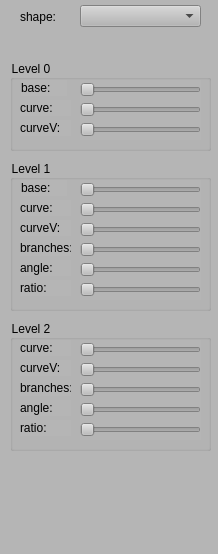
Above: PMTree2D/ControlWidget.ui from gnishida/PMTree2D before the change. Below: the same form after it.
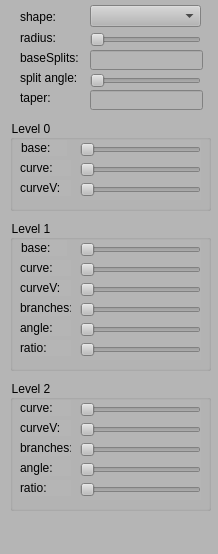
That is the form after the change.

Commit message: Add shape, baseSplits, splitAngle, radius

The edit to the form file:
```diff
--- a/PMTree2D/ControlWidget.ui
+++ b/PMTree2D/ControlWidget.ui
@@ -24,7 +24,7 @@
     <property name="geometry">
      <rect>
       <x>10</x>
-      <y>60</y>
+      <y>120</y>
       <width>201</width>
       <height>91</height>
      </rect>
@@ -115,7 +115,7 @@
     <property name="geometry">
      <rect>
       <x>10</x>
-      <y>160</y>
+      <y>220</y>
       <width>201</width>
       <height>151</height>
      </rect>
@@ -284,7 +284,7 @@
     <property name="geometry">
      <rect>
       <x>10</x>
-      <y>320</y>
+      <y>380</y>
       <width>201</width>
       <height>131</height>
      </rect>
@@ -426,9 +426,9 @@
    <widget class="QComboBox" name="comboBoxShape">
     <property name="geometry">
      <rect>
-      <x>80</x>
+      <x>90</x>
       <y>5</y>
-      <width>121</width>
+      <width>111</width>
       <height>22</height>
      </rect>
     </property>
@@ -446,6 +446,104 @@
      <string>shape:</string>
     </property>
    </widget>
+   <widget class="QLabel" name="label_5">
+    <property name="geometry">
+     <rect>
+      <x>20</x>
+      <y>50</y>
+      <width>61</width>
+      <height>16</height>
+     </rect>
+    </property>
+    <property name="text">
+     <string>baseSplits:</string>
+    </property>
+   </widget>
+   <widget class="QLineEdit" name="lineEditBaseSplits">
+    <property name="geometry">
+     <rect>
+      <x>90</x>
+      <y>50</y>
+      <width>113</width>
+      <height>20</height>
+     </rect>
+    </property>
+   </widget>
+   <widget class="QLabel" name="label_7">
+    <property name="geometry">
+     <rect>
+      <x>20</x>
+      <y>70</y>
+      <width>61</width>
+      <height>16</height>
+     </rect>
+    </property>
+    <property name="text">
+     <string>split angle:</string>
+    </property>
+   </widget>
+   <widget class="QSlider" name="horizontalSliderSplitAngle">
+    <property name="geometry">
+     <rect>
+      <x>90</x>
+      <y>71</y>
+      <width>111</width>
+      <height>20</height>
+     </rect>
+    </property>
+    <property name="orientation">
+     <enum>Qt::Horizontal</enum>
+    </property>
+   </widget>
+   <widget class="QLabel" name="label_8">
+    <property name="geometry">
+     <rect>
+      <x>20</x>
+      <y>90</y>
+      <width>61</width>
+      <height>16</height>
+     </rect>
+    </property>
+    <property name="text">
+     <string>taper:</string>
+    </property>
+   </widget>
+   <widget class="QLineEdit" name="lineEditTaper">
+    <property name="geometry">
+     <rect>
+      <x>90</x>
+      <y>90</y>
+      <width>113</width>
+      <height>20</height>
+     </rect>
+    </property>
+   </widget>
+   <widget class="QLabel" name="label_14">
+    <property name="geometry">
+     <rect>
+      <x>20</x>
+      <y>30</y>
+      <width>61</width>
+      <height>16</height>
+     </rect>
+    </property>
+    <property name="text">
+     <string>radius:</string>
+    </property>
+   </widget>
+   <widget class="QSlider" name="horizontalSliderRadius">
+    <property name="geometry">
+     <rect>
+      <x>90</x>
+      <y>30</y>
+      <width>111</width>
+      <height>20</height>
+     </rect>
+    </property>
+    <property name="orientation">
+     <enum>Qt::Horizontal</enum>
+    </property>
+   </widget>
   </widget>
  </widget>
  <resources/>
```
The commit also changes 3 other files.
